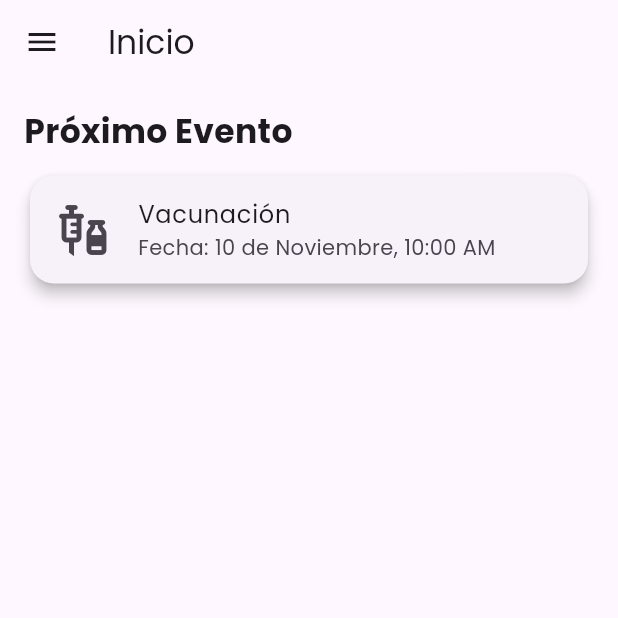
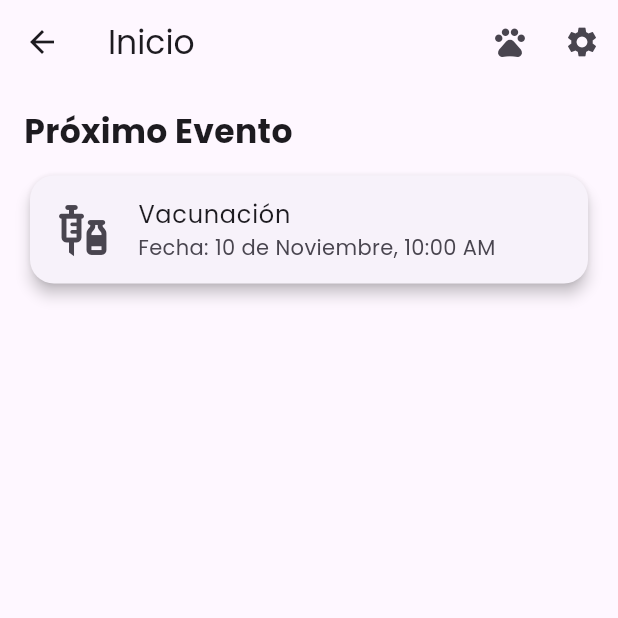
Before and after one commit to mmanzanelli/mascotassalud, a Flutter app: the HomeScreen screen opened directly, on a phone screen of 412 x 824 dp, the top half of it. Run offline on Flutter 3.47's test engine with Material 3 defaults, Android fonts, the phone set to English and light mode, and no system bars; our stand-ins replace table_calendar.

```diff
--- a/lib/screens/home_screen.dart
+++ b/lib/screens/home_screen.dart
@@ -1,69 +1,63 @@
 import 'package:flutter/material.dart';
 
 class HomeScreen extends StatelessWidget {
+  const HomeScreen({Key? key}) : super(key: key);
+
   @override
   Widget build(BuildContext context) {
     return Scaffold(
-      drawer: Drawer(
-        child: ListView(
-          padding: EdgeInsets.zero,
-          children: [
-            DrawerHeader(
-              decoration: BoxDecoration(color: Colors.blue),
-              child: Text(
-                'Menú de Mascotas',
-                style: TextStyle(color: Colors.white, fontSize: 24),
-              ),
-            ),
-            ListTile(
-              leading: Icon(Icons.pets),
-              title: Text('Mis Mascotas'),
-              onTap: () {},
-            ),
-            ListTile(
-              leading: Icon(Icons.calendar_today),
-              title: Text('Eventos'),
-              onTap: () {},
-            ),
-          ],
-        ),
-      ),
       appBar: AppBar(
-        title: Text('Inicio'),
+        title: const Text('Inicio'),
+        actions: [
+          IconButton(
+            icon: const Icon(Icons.pets),
+            tooltip: 'Mis Mascotas',
+            onPressed: () {
+              // Navegar a la pantalla de "Mis Mascotas"
+            },
+          ),
+          IconButton(
+            icon: const Icon(Icons.settings),
+            tooltip: 'Configuración',
+            onPressed: () {
+              // Navegar a la pantalla de Configuración
+            },
+          ),
+        ],
       ),
       body: Padding(
         padding: const EdgeInsets.all(16.0),
         child: Column(
           crossAxisAlignment: CrossAxisAlignment.start,
           children: [
-            Text(
+            const Text(
               'Próximo Evento',
               style: TextStyle(fontSize: 22, fontWeight: FontWeight.bold),
             ),
-            SizedBox(height: 10),
+            const SizedBox(height: 10),
             Card(
               elevation: 4,
               shape: RoundedRectangleBorder(
                 borderRadius: BorderRadius.circular(16),
               ),
-              child: ListTile(
+              child: const ListTile(
                 leading: Icon(Icons.vaccines, size: 40),
                 title: Text('Vacunación'),
                 subtitle: Text('Fecha: 10 de Noviembre, 10:00 AM'),
               ),
             ),
-            Spacer(),
+            const Spacer(),
             ElevatedButton(
               onPressed: () {
                 // Navegar a agregar evento
               },
               style: ElevatedButton.styleFrom(
-                minimumSize: Size(double.infinity, 50),
+                minimumSize: const Size(double.infinity, 50),
                 shape: RoundedRectangleBorder(
                   borderRadius: BorderRadius.circular(12),
                 ),
               ),
-              child: Text(
+              child: const Text(
                 'Añadir Evento',
                 style: TextStyle(fontSize: 18),
               ),
--- a/pubspec.yaml
+++ b/pubspec.yaml
@@ -10,6 +10,8 @@ dependencies:
     sdk: flutter
 
   cupertino_icons: ^1.0.8
+
+  table_calendar: ^3.0.8
 
 dev_dependencies:
   flutter_test:
```
Also changed, not shown: lib/main.dart (+14 -11 lines), lib/screens/calendarBotton/calendar_screen.dart (added, +112 -0 lines), lib/screens/calendarBotton/events_list_screen.dart (added, +34 -0 lines), lib/screens/persistenBotton/PersistentBottomBarScaffold.dart (added, +61 -0 lines), lib/screens/persistenBotton/PersistentBottomNavPage.dart (added, +41 -0 lines), lib/screens/persistenBotton/PersistentTabItem.dart (added, +16 -0 lines), lib/screens/profile_screen.dart (added, +15 -0 lines), pubspec.lock.
